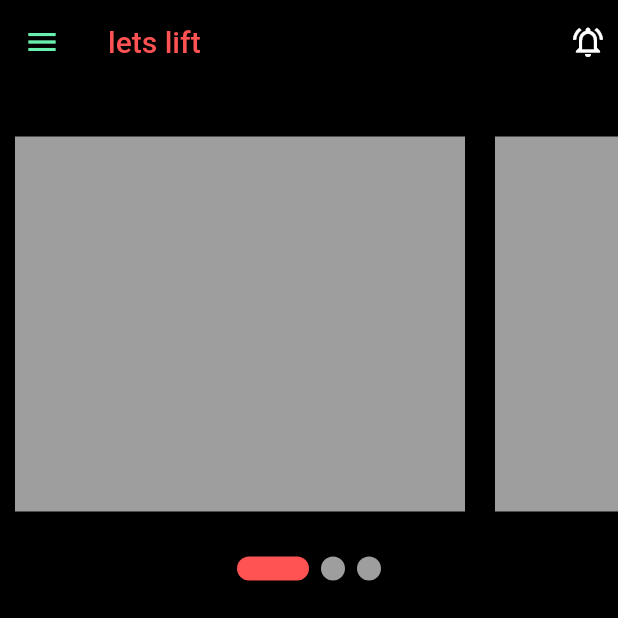
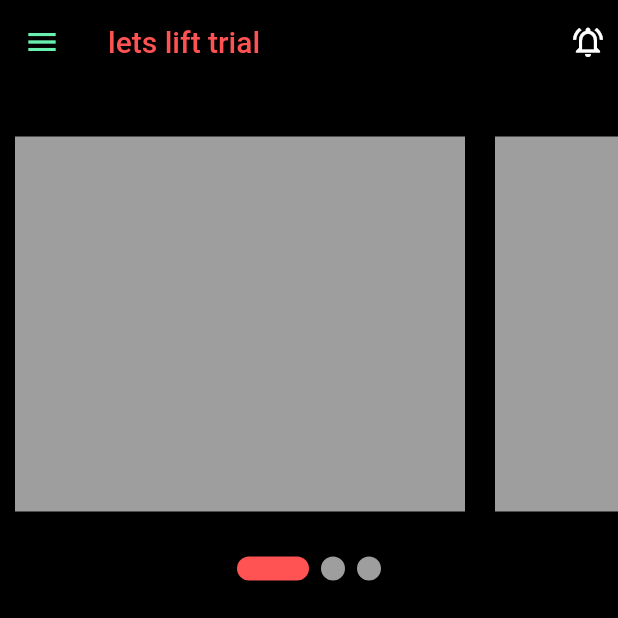
Before and after one commit to biscut1/gymie3, a Flutter app: the screen it shows after launch, on a phone screen of 412 x 824 dp, the top half of it. Run offline on Flutter 3.47's test engine with Material 2 defaults, Android fonts, the phone set to English and light mode, and no system bars; drawn by our look-alikes of google_nav_bar, smooth_page_indicator.

Commit message:
third commit

```diff
--- a/lib/pages/home_home.dart
+++ b/lib/pages/home_home.dart
@@ -65,7 +65,7 @@ class _HomeHomeState extends State<HomeHome> {
         ),
         backgroundColor: Colors.transparent,
         title: Text(
-          'lets lift',
+          'lets lift trial',
           style: TextStyle(
             color: Colors.redAccent,
           ),
```
